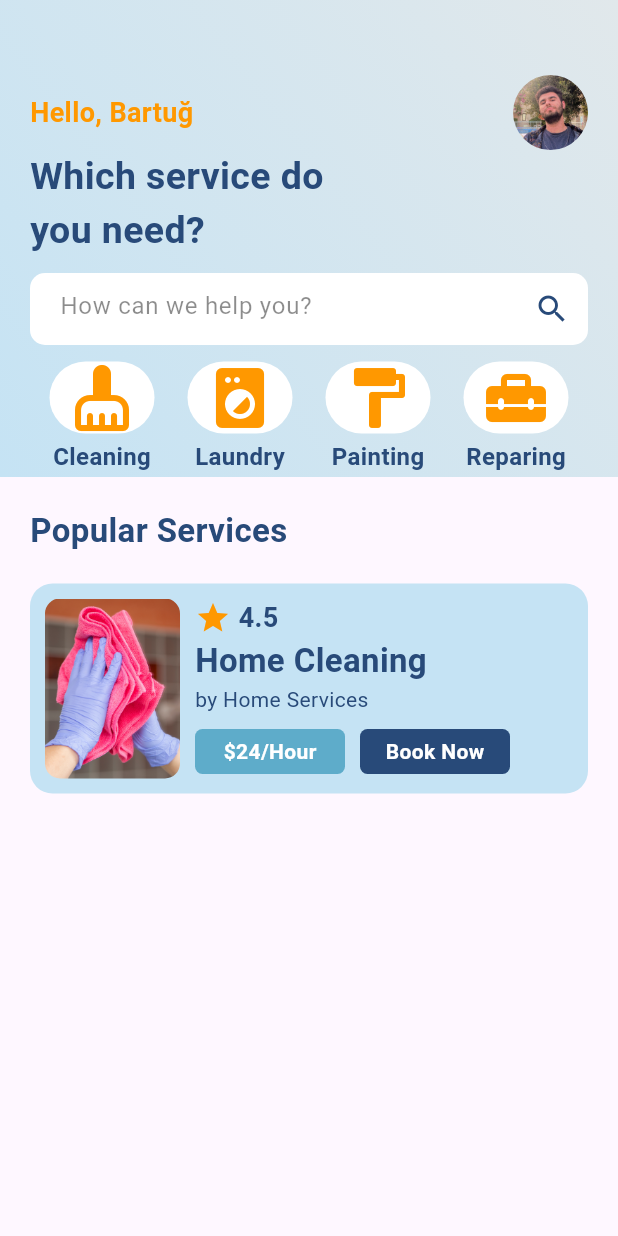
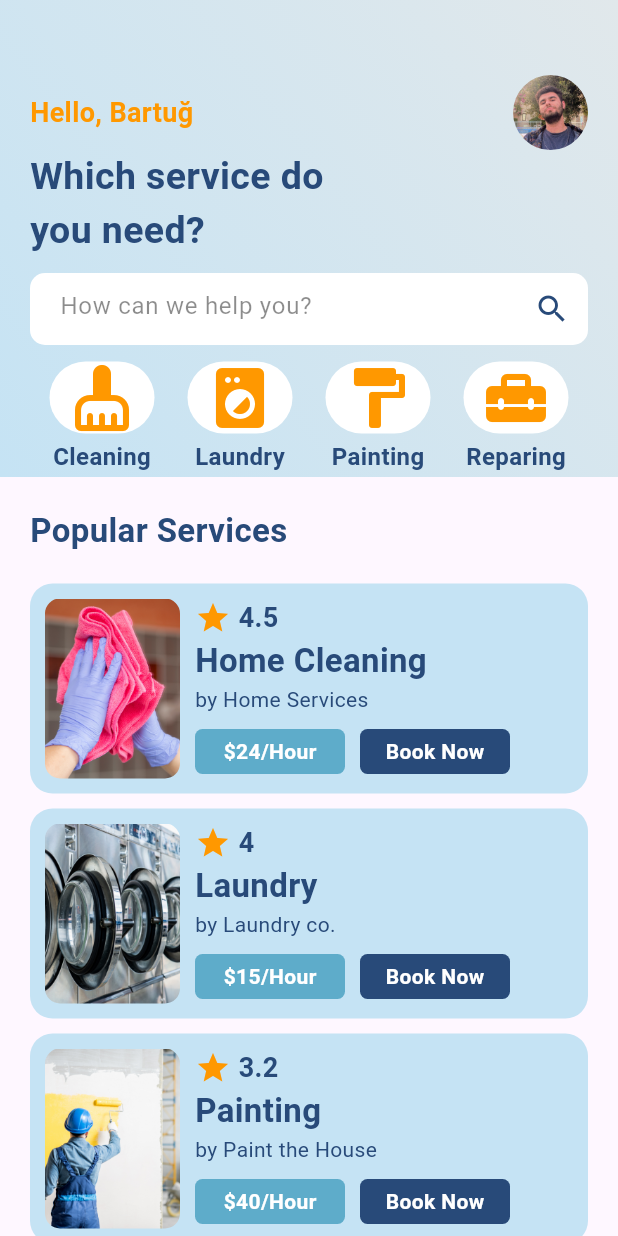
Before and after one commit to BartugKaan/Service-App-with-Flutter, a Flutter app: the screen it shows after launch, on a phone screen of 412 x 824 dp. Run offline on Flutter 3.47's test engine with Material 3 defaults, Android fonts, the phone set to English and light mode, and no system bars.

Commit message:
add: more services

```diff
--- a/lib/pages/home.dart
+++ b/lib/pages/home.dart
@@ -120,7 +120,21 @@ class _HomeState extends State<Home> {
               serviceProvider: "by Home Services",
               servicePrice: "\$24/Hour",
               serviceName: "Home Cleaning",
-            )
+            ),
+            SizedBox(height: 10),
+            ServiceRow(
+                serviceImage: "images/laundry.png",
+                serviceScore: "4",
+                serviceProvider: "by Laundry co.",
+                servicePrice: "\$15/Hour",
+                serviceName: "Laundry"),
+            SizedBox(height: 10),
+            ServiceRow(
+                serviceImage: "images/painting.png",
+                serviceScore: "3.2",
+                serviceProvider: "by Paint the House",
+                servicePrice: "\$40/Hour",
+                serviceName: "Painting")
           ],
         ),
       ),
```
